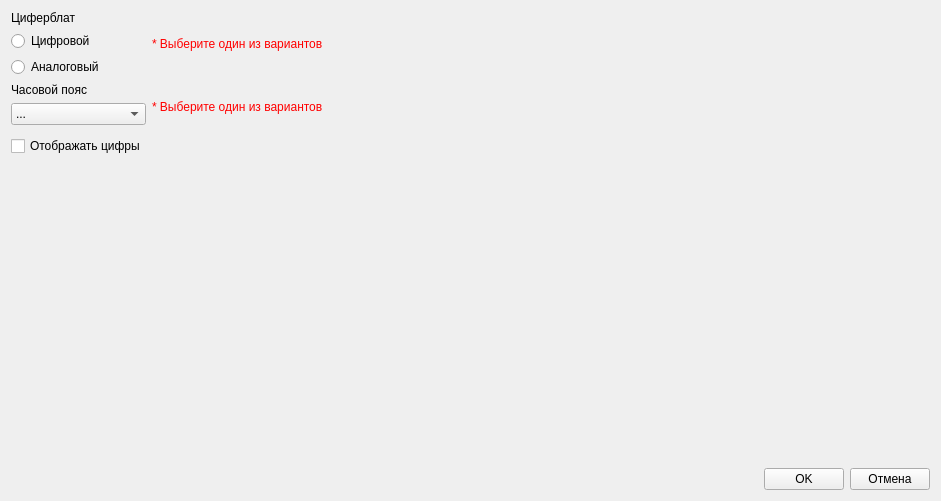
First picture: the form in Ui/AddClock.ui, repository m-i-h-v/QT-Project, before the edit.
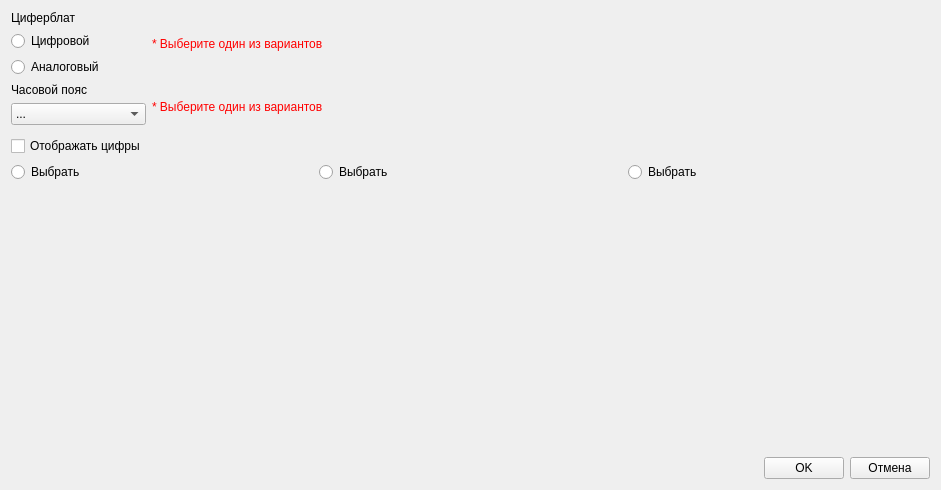
Second picture: the form after the edit.

```diff
--- a/Ui/AddClock.ui
+++ b/Ui/AddClock.ui
@@ -6,27 +6,14 @@
    <rect>
     <x>0</x>
     <y>0</y>
-    <width>888</width>
-    <height>479</height>
+    <width>918</width>
+    <height>490</height>
    </rect>
   </property>
   <property name="windowTitle">
    <string>Form</string>
   </property>
   <layout class="QGridLayout" name="gridLayout">
-   <item row="8" column="0">
-    <spacer name="verticalSpacer">
-     <property name="orientation">
-      <enum>Qt::Vertical</enum>
-     </property>
-     <property name="sizeHint" stdset="0">
-      <size>
-       <width>20</width>
-       <height>40</height>
-      </size>
-     </property>
-    </spacer>
-   </item>
    <item row="2" column="0">
     <layout class="QVBoxLayout" name="verticalLayout_2">
      <property name="bottomMargin">
@@ -335,15 +322,42 @@
      </property>
     </widget>
    </item>
-   <item row="4" column="0" colspan="3">
+   <item row="3" column="0">
+    <widget class="QCheckBox" name="NumbersAreNeededCheckBox">
+     <property name="text">
+      <string>Отображать цифры</string>
+     </property>
+    </widget>
+   </item>
+   <item row="4" column="0" colspan="4">
     <layout class="QHBoxLayout" name="horizontalLayout_2">
      <item>
+      <layout class="QVBoxLayout" name="verticalLayout_3">
+       <item>
+        <widget class="QRadioButton" name="CoefficientRadioButton_1">
+         <property name="text">
+          <string>Выбрать</string>
+         </property>
+        </widget>
+       </item>
+       <item>
       <widget class="QLabel" name="ClockFaceLabel_1">
        <property name="text">
         <string/>
        </property>
       </widget>
      </item>
+      </layout>
+     </item>
+     <item>
+      <layout class="QVBoxLayout" name="verticalLayout_4">
+       <item>
+        <widget class="QRadioButton" name="CoefficientRadioButton_2">
+         <property name="text">
+          <string>Выбрать</string>
+         </property>
+        </widget>
+       </item>
      <item>
       <widget class="QLabel" name="ClockFaceLabel_2">
        <property name="text">
@@ -351,6 +365,17 @@
        </property>
       </widget>
      </item>
+      </layout>
+     </item>
+     <item>
+      <layout class="QVBoxLayout" name="verticalLayout_5">
+       <item>
+        <widget class="QRadioButton" name="CoefficientRadioButton_3">
+         <property name="text">
+          <string>Выбрать</string>
+         </property>
+        </widget>
+       </item>
      <item>
       <widget class="QLabel" name="ClockFaceLabel_3">
        <property name="text">
@@ -360,29 +385,21 @@
      </item>
     </layout>
    </item>
-   <item row="4" column="3">
+    </layout>
+   </item>
+   <item row="5" column="3">
     <spacer name="verticalSpacer_2">
      <property name="orientation">
       <enum>Qt::Vertical</enum>
      </property>
-     <property name="sizeType">
-      <enum>QSizePolicy::Fixed</enum>
-     </property>
      <property name="sizeHint" stdset="0">
       <size>
        <width>20</width>
-       <height>300</height>
+       <height>40</height>
       </size>
      </property>
     </spacer>
    </item>
-   <item row="3" column="0">
-    <widget class="QCheckBox" name="NumbersAreNeededCheckBox">
-     <property name="text">
-      <string>Отображать цифры</string>
-     </property>
-    </widget>
-   </item>
   </layout>
  </widget>
  <resources/>
```
Lines whose indentation alone changed are shown as unchanged.
